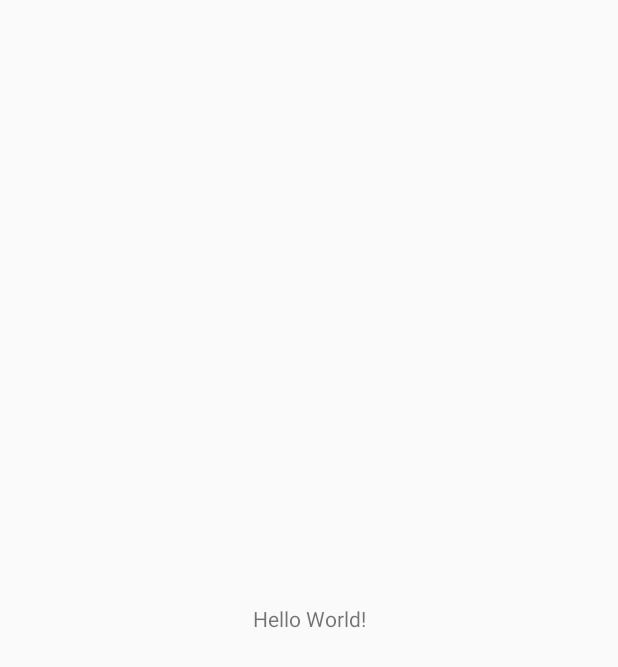
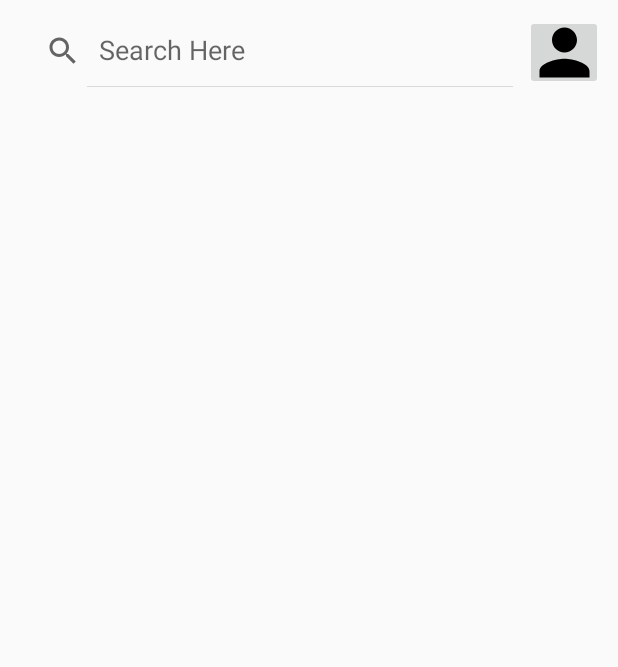
Before and after one commit to kavandotcom/Learnerz, an Android app: the screen it shows after launch once a user with an empty profile is signed in (MainActivity), on a phone screen of 412 x 824 dp. Before the commit the part shown is almost empty. Shown: the top 667 px of the screen. Run offline under Robolectric (Android 15) with nearby library versions, the phone set to English and light mode, and no system bars; our stand-ins replace Firebase (no records; nobody signed in at launch, a user with empty details on screens opened directly).

Commit message:
main init

```diff
--- /dev/null
+++ b/app/src/main/res/drawable/profile_img50.xml
@@ -0,0 +1,10 @@
+<vector xmlns:android="http://schemas.android.com/apk/res/android"
+    android:width="50dp"
+    android:height="50dp"
+    android:viewportWidth="24"
+    android:viewportHeight="24"
+    android:tint="@color/black">
+    <path
+        android:fillColor="@android:color/white"
+        android:pathData="M12,12c2.21,0 4,-1.79 4,-4s-1.79,-4 -4,-4 -4,1.79 -4,4 1.79,4 4,4zM12,14c-2.67,0 -8,1.34 -8,4v2h16v-2c0,-2.66 -5.33,-4 -8,-4z"/>
+</vector>
--- a/app/src/main/res/layout/activity_main.xml
+++ b/app/src/main/res/layout/activity_main.xml
@@ -1,18 +1,50 @@
 <?xml version="1.0" encoding="utf-8"?>
-<androidx.constraintlayout.widget.ConstraintLayout xmlns:android="http://schemas.android.com/apk/res/android"
+<RelativeLayout xmlns:android="http://schemas.android.com/apk/res/android"
     xmlns:app="http://schemas.android.com/apk/res-auto"
     xmlns:tools="http://schemas.android.com/tools"
+    android:id="@+id/SearchView"
     android:layout_width="match_parent"
     android:layout_height="match_parent"
     tools:context=".MainActivity">
 
-    <TextView
-        android:layout_width="wrap_content"
-        android:layout_height="wrap_content"
-        android:text="Hello World!"
-        app:layout_constraintBottom_toBottomOf="parent"
-        app:layout_constraintLeft_toLeftOf="parent"
-        app:layout_constraintRight_toRightOf="parent"
-        app:layout_constraintTop_toTopOf="parent" />
+    <LinearLayout
+        android:layout_width="match_parent"
+        android:layout_height="50dp"
+        android:orientation="horizontal"
+        android:layout_margin="10dp"
+        android:id="@+id/linearLayout">
 
-</androidx.constraintlayout.widget.ConstraintLayout>
+        <SearchView
+            android:id="@+id/Search_Bar"
+            android:layout_width="340dp"
+            android:layout_height="wrap_content"
+            android:gravity="right"
+            android:iconifiedByDefault="false"
+            android:queryHint="Search Here "
+            tools:ignore="MissingConstraints"
+            tools:layout_editor_absoluteX="0dp"
+            tools:layout_editor_absoluteY="29dp" />
+
+
+        <ImageButton
+            android:layout_width="match_parent"
+            android:layout_height="50dp"
+            android:src="@drawable/profile_img50" />
+
+    </LinearLayout>
+   <LinearLayout
+       android:layout_width="match_parent"
+       android:layout_height="match_parent"
+       android:layout_below="@+id/linearLayout"
+       android:orientation="vertical"
+       android:layout_marginLeft="10dp"
+       android:layout_marginRight="10dp">
+       <ListView
+           android:layout_width="match_parent"
+           android:layout_height="fill_parent"
+           android:layout_marginTop="10dp"/>
+   </LinearLayout>
+
+
+
+</RelativeLayout>
```
